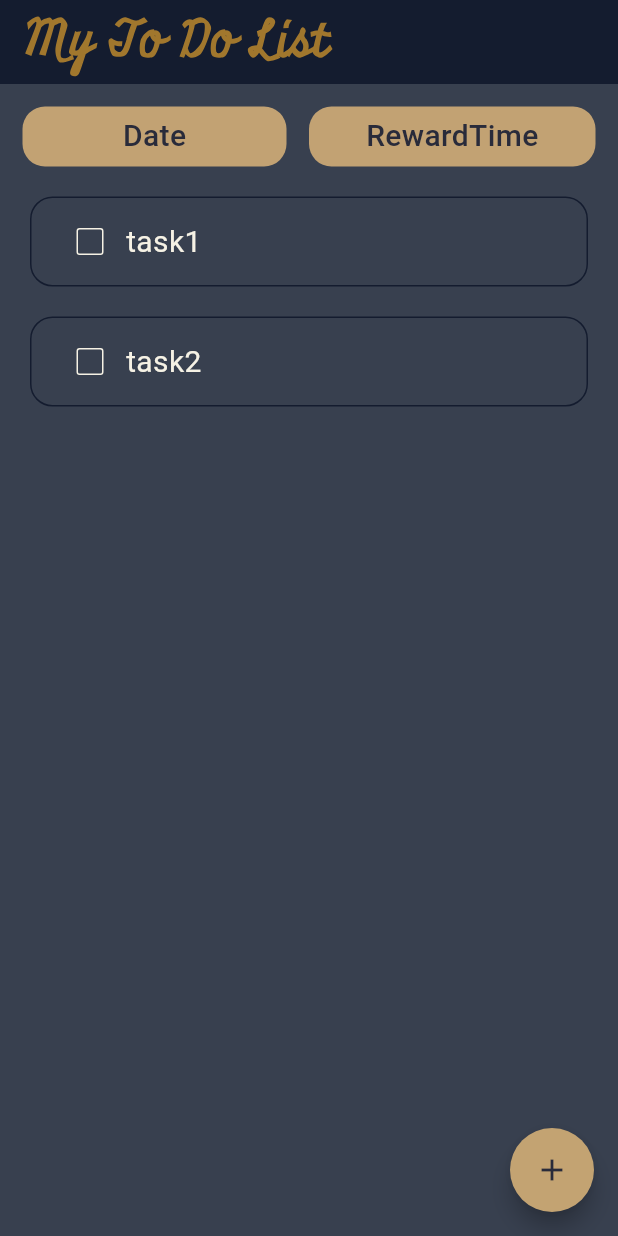
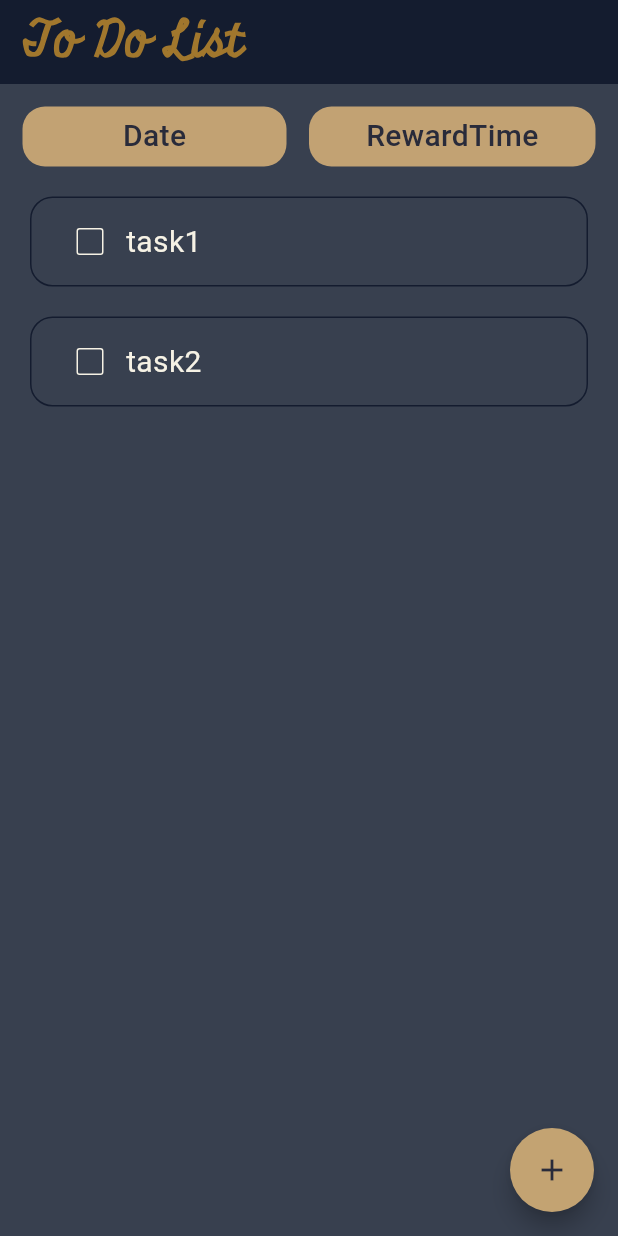
Before and after one commit to MDGSpace-SOC-D-2025/Polaris, a Flutter app: the screen it shows after launch, on a phone screen of 412 x 824 dp. Run offline on Flutter 3.47's test engine with Material 3 defaults, Android fonts, the phone set to English and light mode, and no system bars; Roboto replaces fonts that are missing (AverialLibre).

Commit message:
tracking updates

```diff
--- a/App Dev Project/polaris/lib/pages/task_home.dart
+++ b/App Dev Project/polaris/lib/pages/task_home.dart
@@ -90,7 +90,7 @@ class _TaskState extends State<Task> {
       appBar: AppBar(
         backgroundColor: Color(0xFF141C2F),
         title: Text(
-          "My To Do List",
+          "To Do List",
           style: TextStyle(
             fontFamily: "Miniver",
             fontSize: 32,
```
